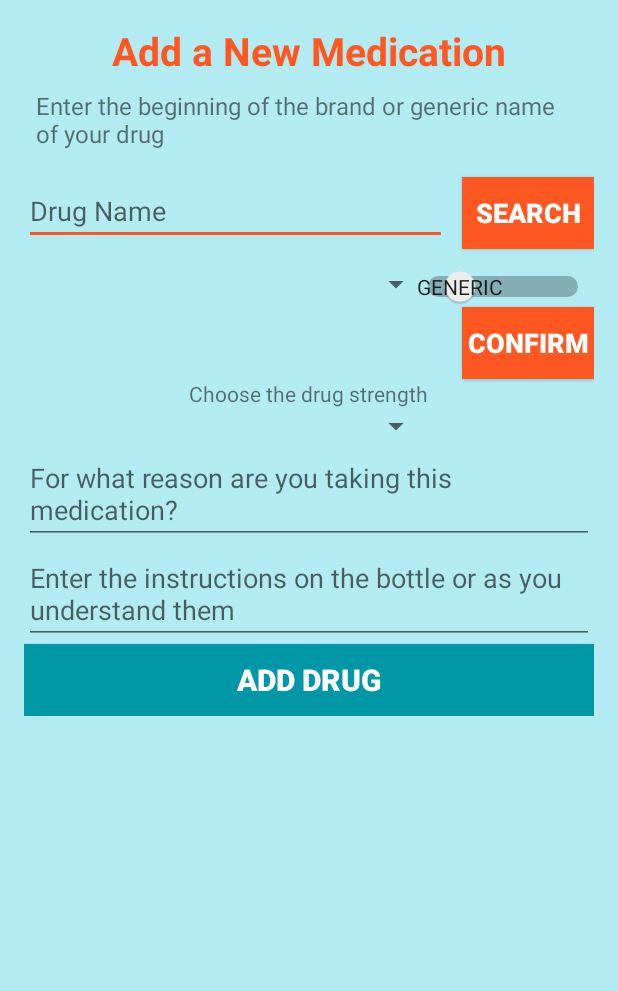
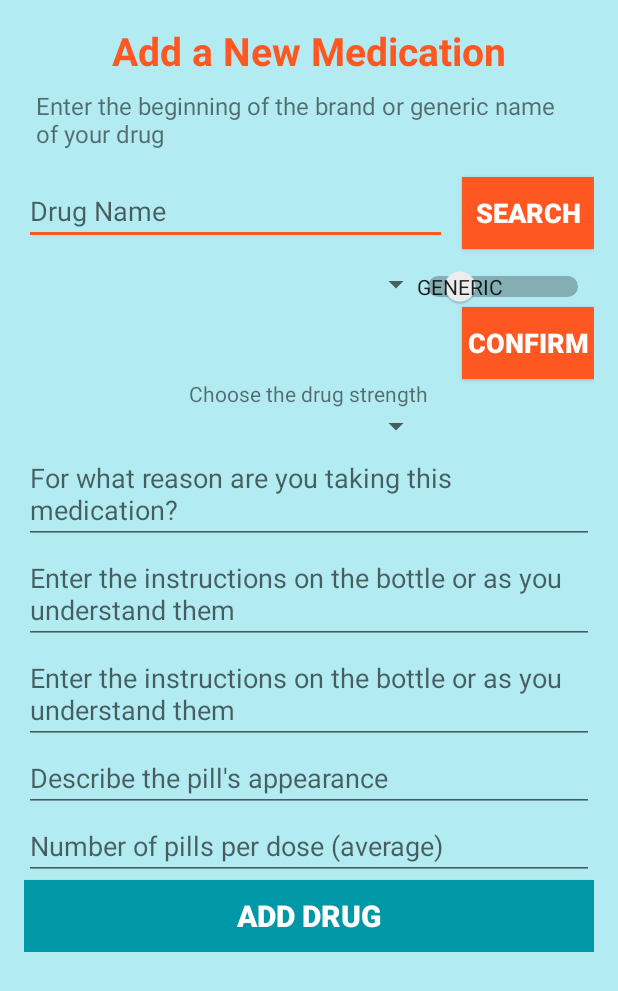
Before and after one commit to arolling/Android-Pill-Tracker, an Android app: the layout activity_new_medication.xml on its own in the app's theme, with its tools: preview values and no code run, on a phone screen of 412 x 824 dp. Shown: the top 991 px of the screen. Run offline under Robolectric (Android 15) with nearby library versions, the light colour scheme and no system bars.

Commit message:
add fields for quantity, dose with new rx object constructor

```diff
--- a/app/src/main/res/layout/activity_new_medication.xml
+++ b/app/src/main/res/layout/activity_new_medication.xml
@@ -141,6 +141,35 @@
                 android:layout_alignParentLeft="true"
                 android:layout_alignParentStart="true" />
 
+            <EditText
+                android:layout_width="match_parent"
+                android:layout_height="wrap_content"
+                android:id="@+id/appearanceEditText"
+                android:hint="@string/sig_hint"
+                android:layout_below="@id/sigEditText"
+                android:layout_alignParentLeft="true"
+                android:layout_alignParentStart="true" />
+
+            <EditText
+                android:layout_width="match_parent"
+                android:layout_height="wrap_content"
+                android:id="@+id/frequencyEditText"
+                android:hint="@string/appearance_hint"
+                android:layout_below="@id/appearanceEditText"
+                android:layout_alignParentLeft="true"
+                android:layout_alignParentStart="true"
+                android:inputType="numberDecimal" />
+
+            <EditText
+                android:layout_width="match_parent"
+                android:layout_height="wrap_content"
+                android:id="@+id/quantityEditText"
+                android:hint="@string/quantity_hint"
+                android:layout_below="@id/frequencyEditText"
+                android:layout_alignParentLeft="true"
+                android:layout_alignParentStart="true"
+                android:inputType="numberDecimal" />
+
             <Button
                 android:layout_width="match_parent"
                 android:layout_height="wrap_content"
@@ -148,7 +177,7 @@
                 android:id="@+id/addDrugButton"
                 android:textColor="@color/colorIcons"
                 android:background="@color/colorPrimaryDark"
-                android:layout_below="@id/sigEditText"
+                android:layout_below="@id/quantityEditText"
                 android:textStyle="bold"
                 android:textSize="20sp"
                 android:padding="10dp"
--- a/app/src/main/res/values/strings.xml
+++ b/app/src/main/res/values/strings.xml
@@ -17,4 +17,7 @@
     <string name="drug_strength">Choose the drug strength</string>
     <string name="indication_hint">For what reason are you taking this medication?</string>
     <string name="sig_hint">Enter the instructions on the bottle or as you understand them</string>
+    <string name="quantity_hint">Number of pills per dose (average)</string>
+    <string name="frequency_hint">Number of doses per day (average)</string>
+    <string name="appearance_hint">Describe the pill's appearance</string>
 </resources>
```
Also changed, not shown: app/src/main/java/com/epicodus/pilltracker/ui/NewMedicationActivity.java (+29 -6 lines), 1 other file.
